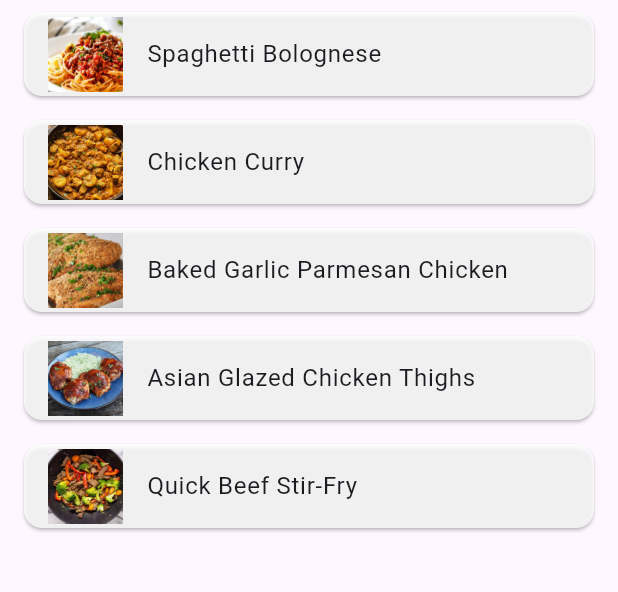
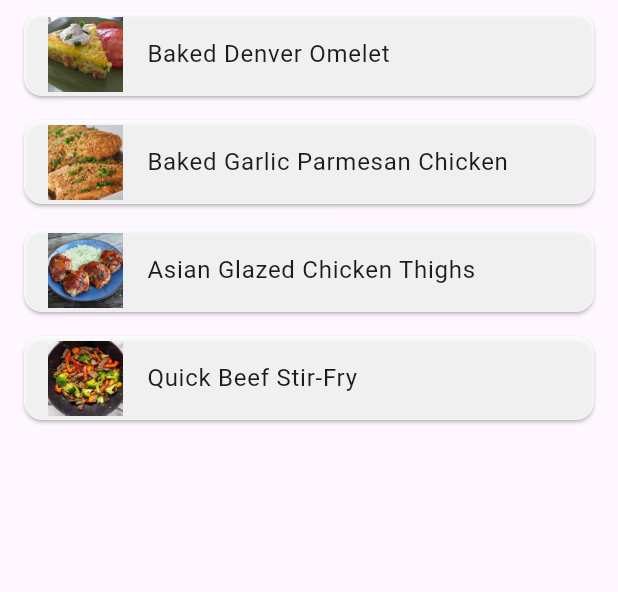
Before and after one commit to yeabkiya/A-Recipe-Book-App, a Flutter app: the screen it shows after launch, on a phone screen of 412 x 824 dp, the part 84-676 px from its top. Run offline on Flutter 3.47's test engine with Material 3 defaults, Android fonts, the phone set to English and light mode, and no system bars.

```diff
--- a/lib/home_screen.dart
+++ b/lib/home_screen.dart
@@ -5,16 +5,22 @@ class HomeScreen extends StatelessWidget {
   // Sample list of recipes
   final List<Map<String, String>> recipes = [
     {
-      'name': 'Spaghetti Bolognese',
-      'ingredients': 'Pasta, Beef, Tomato Sauce, Onion, Garlic',
-      'instructions': 'Boil pasta, cook beef, mix with sauce.',
-      'image': 'images/SpagBolo.png',
-    },
-    {
-      'name': 'Chicken Curry',
-      'ingredients': 'Chicken, Curry Powder, Coconut Milk, Onion',
-      'instructions': 'Cook chicken, add curry powder and coconut milk.',
-      'image': 'images/chickcurr.png',
+      'name': 'Baked Denver Omelet',
+      'ingredients': '''2 tablespoons butter
+      ½ onion, chopped
+      ½ green bell pepper, chopped
+      1 cup chopped cooked ham
+      8 eggs
+      ¼ cup milk
+      ½ cup shredded Cheddar cheese
+      salt and ground black pepper to taste''',
+      'instructions': '''Preheat oven to 400 degrees F (200 degrees C). Grease a 10-inch round baking dish.
+      Melt butter in a large skillet over medium heat; cook and stir onion and bell pepper until softened,
+      about 5 minutes. Stir in ham and continue cooking until heated through, 5 minutes more.
+      Beat eggs and milk in a large bowl. Stir in Cheddar cheese and ham mixture; season with salt and black pepper.
+      Pour mixture into prepared baking dish.
+      Bake in preheated oven until eggs are browned and puffy, about 25 minutes. Serve warm.''',
+      'image': 'images/bakeddenveromelet.png',
     },
 
     {
@@ -81,7 +87,7 @@ class HomeScreen extends StatelessWidget {
       1 teaspoon minced garlic
       2 tablespoons soy sauce
       2 tablespoons sesame seeds, toasted''',
-      'instruction': '''Gather all ingredients.
+      'instructions': '''Gather all ingredients.
       Heat vegetable oil in a large wok or skillet over medium-high heat;
       cook and stir beef until browned, 3 to 4 minutes.
       Move beef to the side of the wok and add broccoli, bell pepper,
--- a/pubspec.yaml
+++ b/pubspec.yaml
@@ -60,12 +60,10 @@ flutter:
 
   # To add assets to your application, add an assets section, like this:
   assets:
-    - images/SpagBolo.png
-    - images/chickcurr.png
-    - images/cookingBookBackground.png
     - images/bakedgarlicchicken.png
     - images/asianglazed.png
     - images/QuickBeefStirFry.png
+    - images/bakeddenveromelet.png
 
   # An image asset can refer to one or more resolution-specific "variants", see
   # https://flutter.dev/to/resolution-aware-images
```
Also changed, not shown: images/bakeddenveromelet.png (added).
